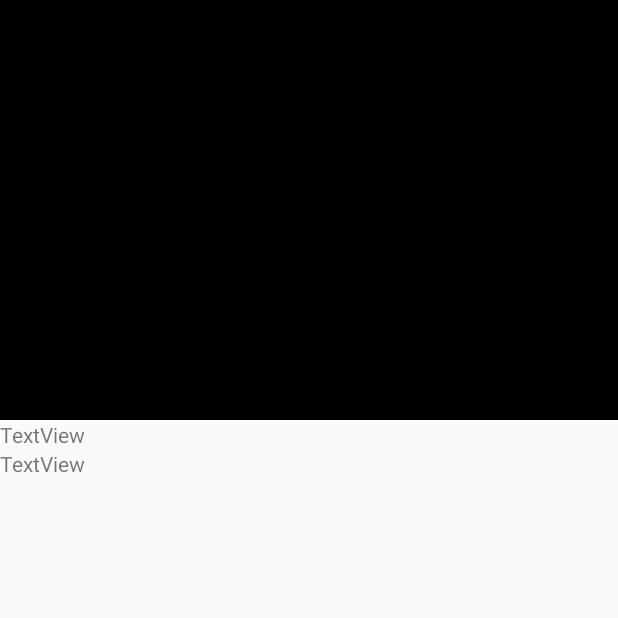
After one commit to samantha-white26/Parsetagram, an Android app: the DetailsActivity screen opened directly, with no data from a screen before it, on a phone screen of 412 x 824 dp, the top half of it. The commit adds this screen. Run offline under Robolectric (Android 15) with nearby library versions, the phone set to English and light mode, and no system bars; our stand-ins replace ButterKnife; libraries missing offline, so code that uses them is left out: org.parceler; pictures from the network do not load; 4 statements that could not run were skipped.

Commit message:
Details activity functioning

```diff
--- a/app/build.gradle
+++ b/app/build.gradle
@@ -70,6 +70,8 @@ dependencies {
 
     implementation 'com.android.support:support-v4:27.1.1'
 
+    implementation 'org.parceler:parceler-api:1.1.6'
+    annotationProcessor 'org.parceler:parceler:1.1.6'
 
 
 }
--- a/app/src/main/AndroidManifest.xml
+++ b/app/src/main/AndroidManifest.xml
@@ -41,7 +41,8 @@
         <activity android:name=".SignupActivity" />
         <activity
             android:name=".MainActivity"
-            android:label="@string/title_activity_main"></activity>
+            android:label="@string/title_activity_main" />
+        <activity android:name=".DetailsActivity"></activity>
     </application>
 
 </manifest>
--- /dev/null
+++ b/app/src/main/java/com/example/samanthawhite/parsetagram/DetailsActivity.java
@@ -0,0 +1,38 @@
+package com.example.samanthawhite.parsetagram;
+
+import android.os.Bundle;
+import android.support.v7.app.AppCompatActivity;
+import android.widget.ImageView;
+import android.widget.TextView;
+
+import com.bumptech.glide.Glide;
+import com.example.samanthawhite.parsetagram.model.Post;
+
+import org.parceler.Parcels;
+
+import butterknife.BindView;
+import butterknife.ButterKnife;
+
+public class DetailsActivity extends AppCompatActivity {
+
+    @BindView(R.id.tvDescription) TextView tvDescription;
+    @BindView(R.id.tvTimeStamp) TextView tvTimeStamp;
+    @BindView(R.id.ivPicture) ImageView ivPicture;
+
+    Post post;
+
+    @Override
+    protected void onCreate(Bundle savedInstanceState) {
+        super.onCreate(savedInstanceState);
+        setContentView(R.layout.activity_details);
+
+        ButterKnife.bind(this);
+        post = Parcels.unwrap(getIntent().getParcelableExtra("postDetails"));
+        tvDescription.setText(post.getDescription());
+        tvTimeStamp.setText(post.getCreatedAt().toString());
+
+        Glide.with(DetailsActivity.this).load(post.getImage().getUrl()).into(ivPicture);
+
+
+    }
+}
--- /dev/null
+++ b/app/src/main/res/layout/activity_details.xml
@@ -0,0 +1,32 @@
+<?xml version="1.0" encoding="utf-8"?>
+<RelativeLayout xmlns:android="http://schemas.android.com/apk/res/android"
+    xmlns:app="http://schemas.android.com/apk/res-auto"
+    xmlns:tools="http://schemas.android.com/tools"
+    android:layout_width="match_parent"
+    android:layout_height="match_parent"
+    tools:context=".DetailsActivity">
+
+    <ImageView
+        android:id="@+id/ivPicture"
+        android:layout_width="match_parent"
+        android:layout_height="280dp"
+        android:layout_alignParentStart="true"
+        android:layout_alignParentTop="true"
+        app:srcCompat="@android:color/black" />
+
+    <TextView
+        android:id="@+id/tvDescription"
+        android:layout_width="wrap_content"
+        android:layout_height="wrap_content"
+        android:layout_alignParentStart="true"
+        android:layout_below="@+id/ivPicture"
+        android:text="TextView" />
+
+    <TextView
+        android:id="@+id/tvTimeStamp"
+        android:layout_width="wrap_content"
+        android:layout_height="wrap_content"
+        android:layout_alignParentStart="true"
+        android:layout_below="@+id/tvDescription"
+        android:text="TextView" />
+</RelativeLayout>
```
Also changed, not shown: app/src/main/java/com/example/samanthawhite/parsetagram/MainActivity.java (+8 -0 lines), app/src/main/java/com/example/samanthawhite/parsetagram/PostsAdapter.java (+22 -3 lines), app/src/main/java/com/example/samanthawhite/parsetagram/model/Post.java (+7 -0 lines).
